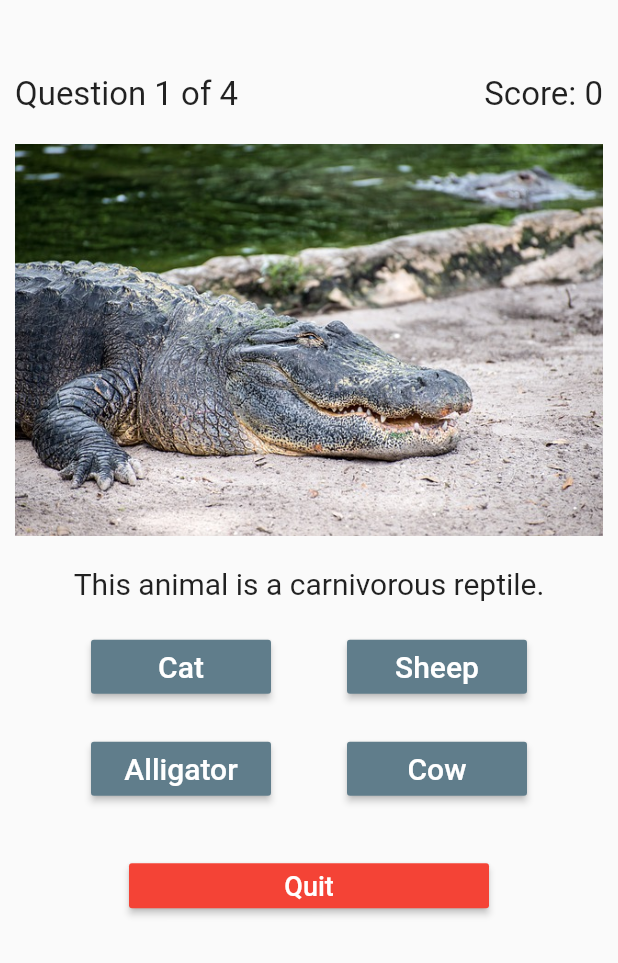
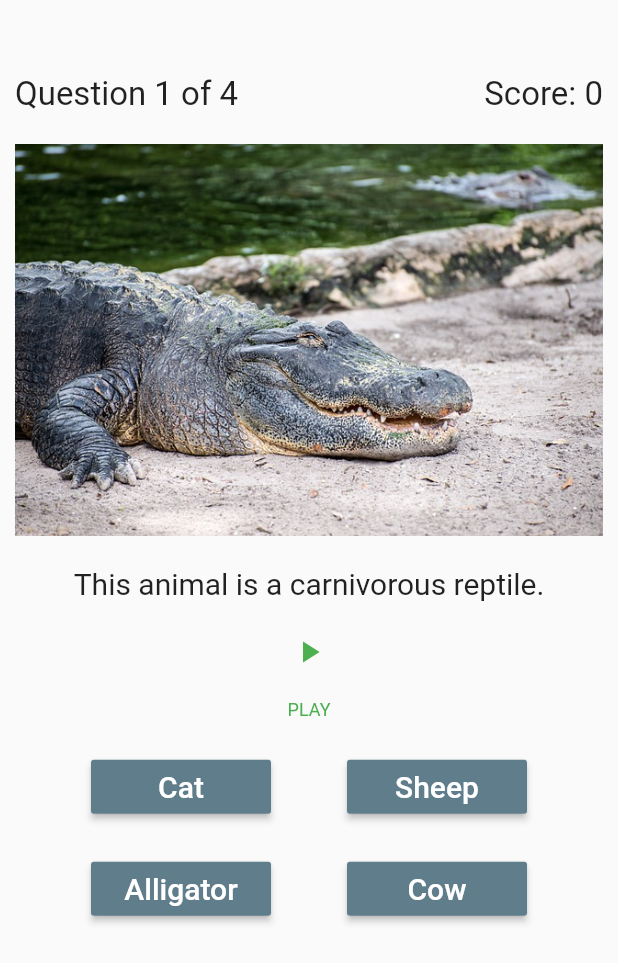
Before and after one commit to hho114/flutter_simple_quiz, a Flutter app: the Quiz screen opened directly, on a phone screen of 412 x 824 dp. Shown: the top 963 px of the screen. Run offline on Flutter 3.47's test engine with Material 2 defaults, Android fonts, the phone set to English and light mode, and no system bars; our stand-ins replace flutter_tts.

Commit message:
update for speech button

```diff
--- a/lib/quiz.dart
+++ b/lib/quiz.dart
@@ -1,4 +1,7 @@
+import 'dart:async';
+import 'dart:io';
 import 'package:flutter/material.dart';
+import 'package:flutter_tts/flutter_tts.dart';
 
 
 var finalScore = 0;
@@ -40,8 +43,65 @@ class Quiz extends StatefulWidget{
 }
 
 class QuizState extends State<Quiz> {
+
+
+
+FlutterTts flutterTts;
+dynamic languages;
+dynamic voices;
+String _newVoiceText;
+
+  @override
+  initState() {
+    super.initState();
+    initTts();
+  }
+
+  initTts() {
+    flutterTts = FlutterTts();
+
+    if (Platform.isAndroid) {
+      flutterTts.ttsInitHandler(() {
+        _getLanguages();
+        _getVoices();
+      });
+    } else if (Platform.isIOS) {
+      _getLanguages();
+      _getVoices();
+    }
+
+  }
+
+  Future _getLanguages() async {
+    languages = await flutterTts.getLanguages;
+    if (languages != null) setState(() => languages);
+  }
+
+  Future _getVoices() async {
+    voices = await flutterTts.getVoices;
+    if (voices != null) setState(() => voices);
+  }
+  Future _speak() async {
+    if (_newVoiceText != null) {
+      if (_newVoiceText.isNotEmpty) {
+        flutterTts.speak(_newVoiceText);
+
+      }
+      else
+        {
+          _ackAlert(context);
+        }
+    }
+  }
+
+
+
+
   @override
   Widget build(BuildContext context) {
+
+    _newVoiceText = quiz.questions[questionNumber];
+
     return new WillPopScope(
         onWillPop: () async => false,
         child: Scaffold(
@@ -86,6 +146,9 @@ class QuizState extends State<Quiz> {
                   style: new TextStyle(
                     fontSize: 20.0,
                   ),),
+
+
+                 btnSection(),
 
                 new Padding(padding: EdgeInsets.all(10.0)),
 
@@ -188,22 +251,22 @@ class QuizState extends State<Quiz> {
                   ],
                 ),
 
-                new Padding(padding: EdgeInsets.all(15.0)),
+//                new Padding(padding: EdgeInsets.all(15.0)),
 
-                new Container(
-                    alignment: Alignment.bottomCenter,
-                    child:  new MaterialButton(
-                        minWidth: 240.0,
-                        height: 30.0,
-                        color: Colors.red,
-                        onPressed: resetQuiz,
-                        child: new Text("Quit",
-                          style: new TextStyle(
-                              fontSize: 18.0,
-                              color: Colors.white
-                          ),)
-                    )
-                ),
+//                new Container(
+//                    alignment: Alignment.bottomCenter,
+//                    child:  new MaterialButton(
+//                        minWidth: 240.0,
+//                        height: 30.0,
+//                        color: Colors.red,
+//                        onPressed: resetQuiz,
+//                        child: new Text("Quit",
+//                          style: new TextStyle(
+//                              fontSize: 18.0,
+//                              color: Colors.white
+//                          ),)
+//                    )
+//                ),
 
 
 
@@ -214,7 +277,20 @@ class QuizState extends State<Quiz> {
 
         )
     );
+
+
   }
+
+  Widget btnSection() => Container(
+      padding: EdgeInsets.only(top: 10.0),
+      child: Row(mainAxisAlignment: MainAxisAlignment.spaceEvenly, children: [
+        _buildButtonColumn(
+            Colors.green, Colors.greenAccent, Icons.play_arrow, 'PLAY', _speak),
+      ]));
+
+
+
+
 
   void resetQuiz(){
     setState(() {
@@ -235,6 +311,27 @@ class QuizState extends State<Quiz> {
         questionNumber++;
       }
     });
+  }
+
+  Column _buildButtonColumn(Color color, Color splashColor, IconData icon,
+      String label, Function func) {
+    return Column(
+        mainAxisSize: MainAxisSize.min,
+        mainAxisAlignment: MainAxisAlignment.center,
+        children: [
+          IconButton(
+              icon: Icon(icon),
+              color: color,
+              splashColor: splashColor,
+              onPressed: () => func()),
+          Container(
+              margin: const EdgeInsets.only(top: 8.0),
+              child: Text(label,
+                  style: TextStyle(
+                      fontSize: 12.0,
+                      fontWeight: FontWeight.w400,
+                      color: color)))
+        ]);
   }
 }
 
@@ -267,6 +364,7 @@ class Summary extends StatelessWidget{
                   questionNumber = 0;
                   finalScore = 0;
                   Navigator.pop(context);
+
                 },
                 child: new Text("Reset Quiz",
                   style: new TextStyle(
@@ -285,3 +383,23 @@ class Summary extends StatelessWidget{
 
 
 }
+
+Future<void> _ackAlert(BuildContext context) {
+  return showDialog<void>(
+    context: context,
+    builder: (BuildContext context) {
+      return AlertDialog(
+        title: Text('Not in stock'),
+        content: const Text('This item is no longer available'),
+        actions: <Widget>[
+          FlatButton(
+            child: Text('Ok'),
+            onPressed: () {
+              Navigator.of(context).pop();
+            },
+          ),
+        ],
+      );
+    },
+  );
+}
--- a/pubspec.yaml
+++ b/pubspec.yaml
@@ -28,6 +28,7 @@ dev_dependencies:
   flutter_test:
     sdk: flutter
 
+  flutter_tts:
 
 # For information on the generic Dart part of this file, see the
 # following page: https://dart.dev/tools/pub/pubspec
```
Also changed, not shown: pubspec.lock, 1 other file.
